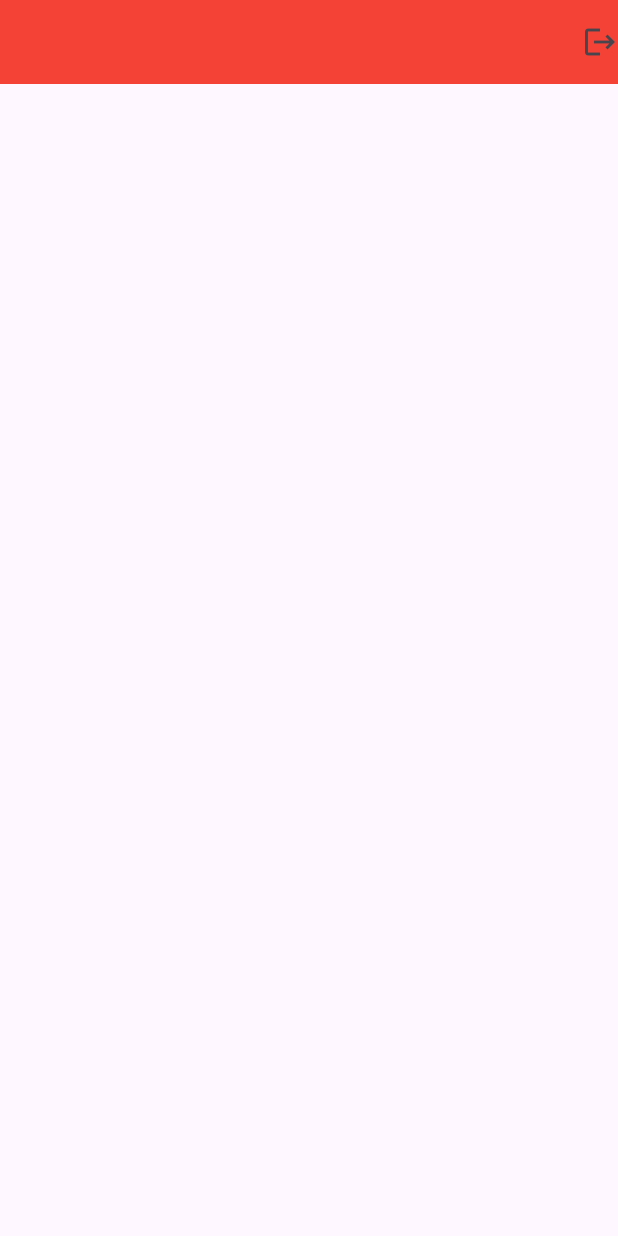
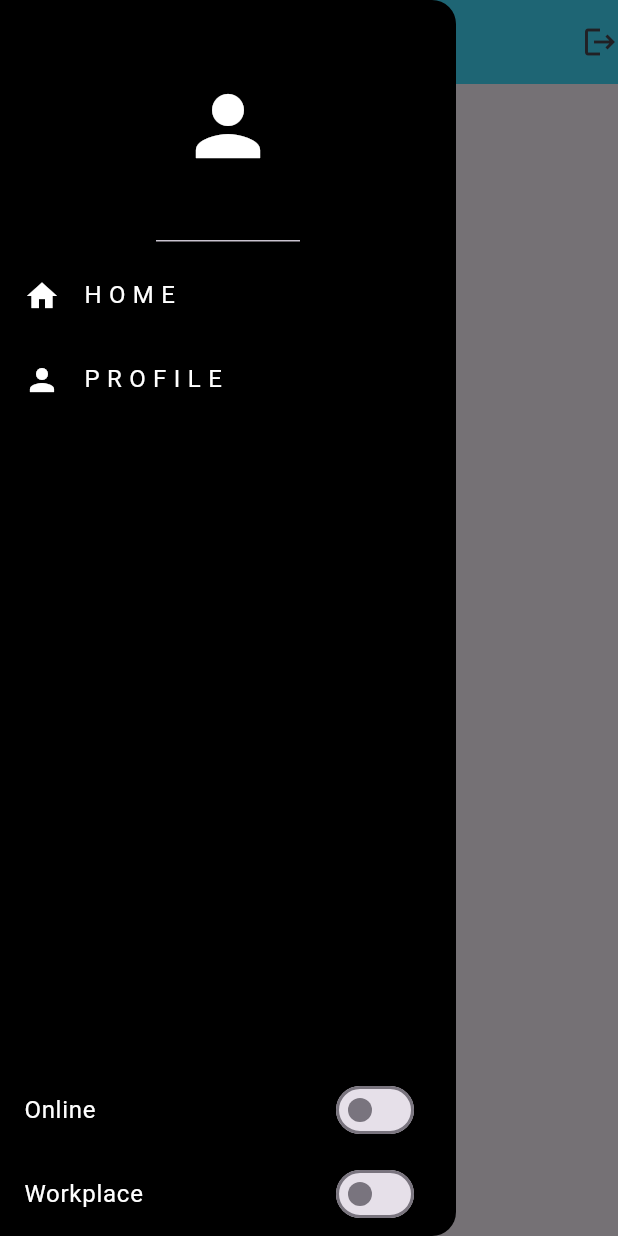
Before and after one commit to advik-student-dev/flutter_firebase, a Flutter app: the screen it shows once a user with an empty profile is signed in, with the side drawer open (before the commit the screen has no drawer), on a phone screen of 412 x 824 dp. Run offline on Flutter 3.47's test engine with Material 3 defaults, Android fonts, the phone set to English and light mode, and no system bars; our stand-ins replace cloud_firestore, firebase_auth, firebase_core, google_maps_flutter; missing offline and left inert: ollama; accounts and stored records are empty.

Commit message:
almost_working_code

```diff
--- /dev/null
+++ b/lib/pages/drawer.dart
@@ -0,0 +1,83 @@
+import 'package:flutter/material.dart';
+import 'my_list_tile.dart';
+import 'profile_page.dart'; // Import ProfilePage if not already imported
+
+class MyDrawer extends StatefulWidget {
+  final void Function()? onProfileTap;
+  final void Function()? onSignOut;
+
+  const MyDrawer({
+    Key? key,
+    required this.onProfileTap,
+    required this.onSignOut,
+  }) : super(key: key);
+
+  @override
+  State<MyDrawer> createState() => _MyDrawerState();
+}
+
+class _MyDrawerState extends State<MyDrawer> {
+  bool _isOnline = false;
+  bool _isAtWorkplace = false;
+
+  @override
+  Widget build(BuildContext context) {
+    return Drawer(
+      backgroundColor: Colors.black,
+      child: Column(
+        children: [
+          // Header
+          DrawerHeader(
+            child: Icon(
+              Icons.person,
+              color: Colors.white,
+              size: 64,
+            ),
+          ),
+
+          // Home list title
+          MyListTitle(
+            icon: Icons.home,
+            text: 'H O M E',
+            onTap: () => Navigator.pop(context),
+          ),
+
+          // Profile list title
+          MyListTitle(
+            icon: Icons.person,
+            text: 'P R O F I L E',
+            onTap: () => Navigator.push(
+              context,
+              MaterialPageRoute(builder: (context) => ProfilePage()),
+            ),
+          ),
+
+          // Spacer to push switches to the bottom
+          Spacer(),
+
+          // Switch for Online
+          SwitchListTile(
+            title: Text('Online', style: TextStyle(color: Colors.white),),
+            value: _isOnline,
+            onChanged: (value) {
+              setState(() {
+                _isOnline = value;
+              });
+            },
+          ),
+
+          // Switch for Workplace
+          SwitchListTile(
+            title: Text('Workplace', style: TextStyle(color: Colors.white),),
+            value: _isAtWorkplace,
+            onChanged: (value) {
+              setState(() {
+                _isAtWorkplace = value;
+              });
+            },
+          ),
+        ],
+      ),
+    );
+  }
+}
--- a/lib/pages/home_page.dart
+++ b/lib/pages/home_page.dart
@@ -1,12 +1,15 @@
-// ignore_for_file: prefer_const_constructors
-
+import 'package:flutter/material.dart';
+import 'package:firebase_auth/firebase_auth.dart';
 import 'package:cloud_firestore/cloud_firestore.dart';
-import 'package:firebase_auth/firebase_auth.dart';
-import 'package:flutter/material.dart';
+import 'package:flutter_firebase/pages/chat_page.dart';
 import 'package:flutter_firebase/read%20data/get_user_name.dart';
+import 'drawer.dart';
+import 'profile_page.dart';
+import 'package:ollama/ollama.dart';
+import 'package:ollama/src/models/chat_message.dart';
 
 class HomePage extends StatefulWidget {
-  const HomePage({super.key});
+  const HomePage({Key? key}) : super(key: key);
 
   @override
   State<HomePage> createState() => HomePageState();
@@ -14,59 +17,109 @@ class HomePage extends StatefulWidget {
 
 class HomePageState extends State<HomePage> {
   final user = FirebaseAuth.instance.currentUser;
+  List<String> docIDs = [];
+  List<ChatMessage> questions = [];
 
-  //document IDs
-  List<String> docIDs = [];
+  @override
+  void initState() {
+    super.initState();
+    getDocId();
+    generateQuestions();
+  }
 
-  //get document IDs
-  Future getDocId() async {
-    await FirebaseFirestore.instance
-        .collection('users')
-        .get()
-        .then((snapshot) => snapshot.docs.forEach((document) {
-              print(document.reference);
-              docIDs.add(document.reference.id);
-            }));
+  Future<void> generateQuestions() async {
+    final ollama = Ollama();
+    final resultStream = ollama.chat([
+      ChatMessage(
+          role: 'user',
+          content: 'You\'re providing an icebreaker activity, be inviting'),
+      ChatMessage(
+          role: 'assistant',
+          content:
+              'It\'s not true. I have feelings. I feel sad when you say that.'),
+      ChatMessage(role: 'user', content: 'Oh really?'),
+    ], model: 'mistral', chunked: false);
+
+    List<ChatMessage> messages = [];
+    await for (var messagesChunk in resultStream) {
+      messages.addAll(messagesChunk as Iterable<ChatMessage>);
+    }
+
+    setState(() {
+      questions = messages;
+    });
+  }
+
+  Future<void> getDocId() async {
+    final snapshot =
+        await FirebaseFirestore.instance.collection('users').get();
+    setState(() {
+      docIDs = snapshot.docs.map((doc) => doc.reference.id).toList();
+    });
+  }
+
+  void goToProfilePage() {
+    Navigator.pop(context);
+    Navigator.push(
+      context,
+      MaterialPageRoute(builder: (context) => ProfilePage()),
+    );
+  }
+
+  void signOut() {
+    FirebaseAuth.instance.signOut();
   }
 
   @override
   Widget build(BuildContext context) {
     return Scaffold(
       appBar: AppBar(
-        backgroundColor: Color.alphaBlend(Colors.red, Colors.black),
+        backgroundColor: Color.alphaBlend(Color.fromARGB(255, 66, 221, 252), Colors.black),
         title: Text(
           user!.email!,
           style: TextStyle(fontSize: 20, fontWeight: FontWeight.bold),
         ),
         actions: [
           GestureDetector(
-            onTap: (){
+            onTap: () {
               FirebaseAuth.instance.signOut();
             },
-            child: Icon(Icons.logout),)
-        ],),
+            child: Icon(Icons.logout),
+          )
+        ],
+      ),
+      drawer: MyDrawer(onProfileTap: goToProfilePage, onSignOut: signOut),
       body: Center(
         child: Column(
           mainAxisAlignment: MainAxisAlignment.center,
           children: [
-
             Expanded(
-            child: FutureBuilder(
-              future: getDocId(),
-              builder: (context, snapshot) {
-                return ListView.builder(
+              child: ListView.builder(
                 itemCount: docIDs.length,
                 itemBuilder: (context, index) {
-                    return ListTile(
-                      title: GetUserName(documentId: docIDs[index]),
+                  return GestureDetector(
+                    onTap: () {
+                      Navigator.push(
+                        context,
+                        MaterialPageRoute(
+                          builder: (context) => ChatPage(),
+                        ),
                       );
                     },
+                    child: ListTile(
+                      title: questions.isNotEmpty
+                          ? Text(
+                              questions[index % questions.length].content,
+                            )
+                          : null,
+                    ),
                   );
                 },
-            )
+              ),
             ),
           ],
-      )),
+        ),
+      ),
     );
   }
 }
--- /dev/null
+++ b/lib/pages/my_list_tile.dart
@@ -0,0 +1,31 @@
+import 'package:flutter/material.dart';
+
+class MyListTitle extends StatelessWidget {
+  final IconData icon;
+  final String text;
+  final void Function()? onTap;
+
+  const MyListTitle({
+    Key? key,
+    required this.icon,
+    required this.text,
+    this.onTap,
+  }) : super(key: key);
+
+  @override
+  Widget build(BuildContext context) {
+    return GestureDetector(
+      child: ListTile(
+        leading: Icon(
+          icon,
+          color: Colors.white,
+        ),
+        onTap: onTap,
+        title: Text(
+          text,
+          style: TextStyle(color: Colors.white),
+        ),
+      ),
+    );
+  }
+}
--- a/lib/pages/registerpage.dart
+++ b/lib/pages/registerpage.dart
@@ -53,8 +53,8 @@ class  RegisterPageState extends State <RegisterPage> {
 
   Future addUserDetails(String firstName, String lastName, String email, int age) async {
     await FirebaseFirestore.instance.collection('users').add({
-      'first name': firstName,
-      'last name': lastName,
+      'firstname': firstName,
+      'lastname': lastName,
       'email': email,
       'age': age,
     });
--- a/lib/read data/get_user_name.dart
+++ b/lib/read data/get_user_name.dart
@@ -1,9 +1,12 @@
 // ignore_for_file: unused_local_variable, use_key_in_widget_constructors, prefer_const_constructors_in_immutables, prefer_const_constructors
 
 import 'package:cloud_firestore/cloud_firestore.dart';
+import 'package:firebase_auth/firebase_auth.dart';
 import 'package:flutter/material.dart';
 
 class GetUserName extends StatelessWidget {
+  final currentUser = FirebaseAuth.instance.currentUser!;
+
   final String documentId;
 
   GetUserName({required this.documentId});
@@ -18,7 +21,7 @@ class GetUserName extends StatelessWidget {
       builder: ((context, snapshot) {
           if (snapshot.connectionState == ConnectionState.done) {
             Map<String, dynamic> data = snapshot.data!.data() as Map<String, dynamic>;
-            return Text('\n${data['interest']}');
+            return Text('\n${data['firstname']} ${data['lastname']}');
           }
           return Text('Loading...');
         })
```
Also changed, not shown: lib/pages/chat_page.dart (added, +99 -0 lines), lib/pages/chat_service.dart (added, +61 -0 lines), lib/pages/map_location.dart (added, +35 -0 lines), lib/pages/profile_page.dart (added, +175 -0 lines), lib/pages/text_box.dart (added, +49 -0 lines), pubspec.yaml (+8 -65 lines), flutter_01.png (added), lib/auth/auth_page.dart (line endings or trailing spaces), lib/pages/login_page.dart (line endings or trailing spaces), pubspec.lock, 2 other files. Lines whose indentation alone changed are shown as unchanged.
